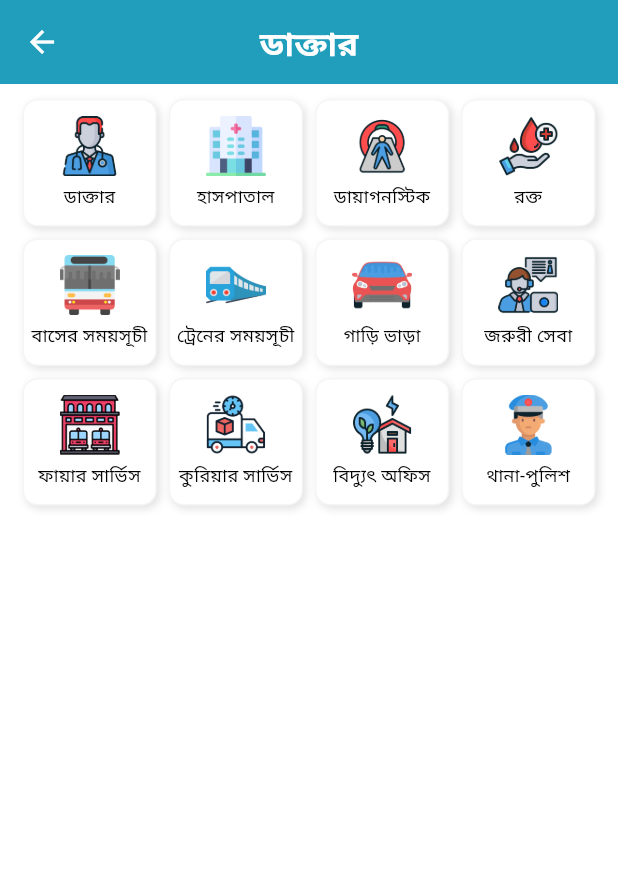
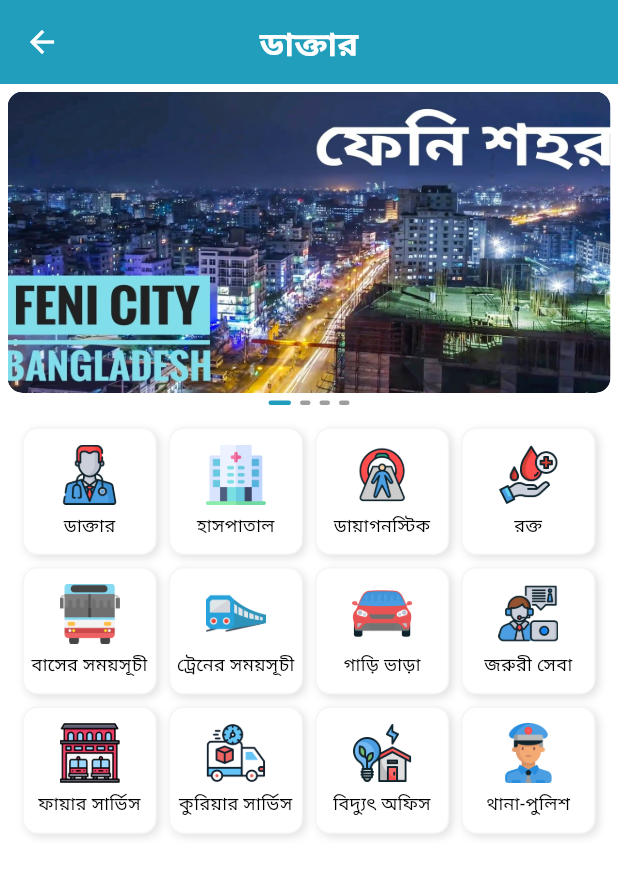
Before and after one commit to saeid721/feni_city, a Flutter app: the screen it shows after launch, after a tap on "ডাক্তার", on a phone screen of 412 x 824 dp. Shown: the top 877 px of the screen. Run offline on Flutter 3.47's test engine with Material 3 defaults, Android fonts, the phone set to English and light mode, and no system bars; drawn by our look-alikes of carousel_slider; our stand-ins replace get, shimmer, webview_flutter; Roboto replaces fonts that are missing (Poppins, Potta).

Commit message:
bus update

```diff
--- a/lib/views/doctor_screen/doctor_screen.dart
+++ b/lib/views/doctor_screen/doctor_screen.dart
@@ -1,8 +1,11 @@
+import 'package:carousel_slider/carousel_slider.dart';
 import 'package:flutter/material.dart';
 import 'package:get/get.dart';
+import '../../global/constants/colors_resources.dart';
 import '../../global/constants/images.dart';
 import '../../global/model.dart';
 import '../../global/widget/custom_app_bar.dart';
+import '../../global/widget/global_container.dart';
 import '../../global/widget/home_menu_widget.dart';
 
 class DoctorScreen extends StatefulWidget {
@@ -30,6 +33,16 @@ class _DoctorScreenState extends State<DoctorScreen> {
     GlobalMenuModel(img: Images.policeInc, text: 'থানা-পুলিশ'),
   ];
 
+  int currentIndex = 0;
+  final CarouselController buttonCarouselController = CarouselController();
+
+  final List<String> sliderImage = [
+    'assets/images/01.jpg',
+    'assets/images/02.jpg',
+    'assets/images/03.jpg',
+    'assets/images/04.jpg',
+  ];
+
   @override
   Widget build(BuildContext context) {
     return Scaffold(
@@ -39,11 +52,63 @@ class _DoctorScreenState extends State<DoctorScreen> {
         preferredSize: const Size.fromHeight(56),
         child: GlobalAppBar(
           title: 'ডাক্তার',
-            notiOnTap: (){},
-          )),
+          notiOnTap: () {},
+        ),
+      ),
       body: Column(
+        spacing: 5,
         children: [
-          const SizedBox(height: 10),
+          // Carousel Slider
+          Padding(
+            padding: const EdgeInsets.only(top: 5, left: 5, right: 5),
+            child: ClipRRect(
+              borderRadius: const BorderRadius.all(Radius.circular(10.0)),
+              child: CarouselSlider(
+                items: sliderImage.map((item) {
+                  return GlobalContainer(
+                    borderCornerRadius: const BorderRadius.all(Radius.circular(10.0)),
+                    child: ClipRRect(
+                      borderRadius: const BorderRadius.all(Radius.circular(10.0)),
+                      child: Image.asset(
+                        item,
+                        fit: BoxFit.fill,
+                        width: MediaQuery.of(context).size.width,
+                      ),
+                    ),
+                  );
+                }).toList(),
+                options: CarouselOptions(
+                  scrollPhysics: const BouncingScrollPhysics(),
+                  autoPlay: true,
+                  aspectRatio: 2,
+                  viewportFraction: 1,
+                  onPageChanged: (index, reason) {
+                    setState(() {
+                      currentIndex = index;
+                    });
+                  },
+                ),
+              ),
+            ),
+          ),
+          Row(
+            mainAxisAlignment: MainAxisAlignment.center,
+            children: sliderImage.asMap().entries.map((entry) {
+              return AnimatedContainer(
+                duration: const Duration(milliseconds: 300),
+                height: 3,
+                width: currentIndex == entry.key ? 15 : 7,
+                margin: const EdgeInsets.symmetric(horizontal: 3),
+                decoration: BoxDecoration(
+                  borderRadius: BorderRadius.circular(10),
+                  color: currentIndex == entry.key
+                      ? ColorRes.primaryColor
+                      : ColorRes.grey,
+                ),
+              );
+            }).toList(),
+          ),
+          const SizedBox(height: 5),
 
           SingleChildScrollView(
             child: GridView.builder(
@@ -57,91 +122,84 @@ class _DoctorScreenState extends State<DoctorScreen> {
                   mainAxisExtent: 85,
                 ),
                 padding: const EdgeInsets.symmetric(horizontal: 15),
-                itemBuilder: (ctx, index){
+                itemBuilder: (ctx, index) {
                   return GestureDetector(
-                      onTap: (){
-                        switch(index){
+                    onTap: () {
+                      switch (index) {
                         case 0:
-                            Get.to(()=> const DoctorScreen());
+                          Get.to(() => const DoctorScreen());
                           break;
                         case 1:
-                            Get.to(()=> const DoctorScreen());
+                          Get.to(() => const DoctorScreen());
                           break;
                         case 2:
-                            Get.to(()=> const DoctorScreen());
+                          Get.to(() => const DoctorScreen());
                           break;
                         case 3:
-                            Get.to(()=> const DoctorScreen());
+                          Get.to(() => const DoctorScreen());
                           break;
                         case 4:
-                            Get.to(()=> const DoctorScreen());
+                          Get.to(() => const DoctorScreen());
                           break;
                         case 5:
-                            Get.to(()=> const DoctorScreen());
+                          Get.to(() => const DoctorScreen());
                           break;
                         case 6:
-                            Get.to(()=> const DoctorScreen());
+                          Get.to(() => const DoctorScreen());
                           break;
                         case 7:
-                            Get.to(()=> const DoctorScreen());
+                          Get.to(() => const DoctorScreen());
                           break;
                         case 8:
-                            Get.to(()=> const DoctorScreen());
+                          Get.to(() => const DoctorScreen());
                           break;
                         case 9:
-                            Get.to(()=> const DoctorScreen());
+                          Get.to(() => const DoctorScreen());
                           break;
                         case 10:
-                            Get.to(()=> const DoctorScreen());
+                          Get.to(() => const DoctorScreen());
                           break;
                         case 11:
-                            Get.to(()=> const DoctorScreen());
+                          Get.to(() => const DoctorScreen());
                           break;
                         case 12:
-                            Get.to(()=> const DoctorScreen());
+                          Get.to(() => const DoctorScreen());
                           break;
                         case 13:
-                            Get.to(()=> const DoctorScreen());
+                          Get.to(() => const DoctorScreen());
                           break;
                         case 14:
-                            Get.to(()=> const DoctorScreen());
+                          Get.to(() => const DoctorScreen());
                           break;
                         case 15:
-                            Get.to(()=> const DoctorScreen());
+                          Get.to(() => const DoctorScreen());
                           break;
                         case 16:
-                            Get.to(()=> const DoctorScreen());
+                          Get.to(() => const DoctorScreen());
                           break;
                         case 17:
-                            Get.to(()=> const DoctorScreen());
+                          Get.to(() => const DoctorScreen());
                           break;
                         case 18:
-                            Get.to(()=> const DoctorScreen());
+                          Get.to(() => const DoctorScreen());
                           break;
                         case 19:
-                            Get.to(()=> const DoctorScreen());
+                          Get.to(() => const DoctorScreen());
                           break;
                         case 20:
-                            Get.to(()=> const DoctorScreen());
+                          Get.to(() => const DoctorScreen());
                           break;
                         case 21:
-                            Get.to(()=> const DoctorScreen());
+                          Get.to(() => const DoctorScreen());
                           break;
                         case 22:
-                            Get.to(()=> const DoctorScreen());
+                          Get.to(() => const DoctorScreen());
                           break;
                       }
                     },
-                      child: HomeMenuWidget(
-                          height: 40,
-                          width: 40,
-                          maxLines: 1,
-                          imagePath: menuItem[index].img,
-                          text: menuItem[index].text
-                      )
+                    child: HomeMenuWidget(height: 40, width: 40, maxLines: 1, imagePath: menuItem[index].img, text: menuItem[index].text),
                   );
-                }
-            ),
+                }),
           ),
         ],
       ),
--- a/lib/views/home_screen.dart
+++ b/lib/views/home_screen.dart
@@ -9,8 +9,10 @@ import '../global/widget/custom_app_bar.dart';
 import '../global/widget/global_container.dart';
 import '../global/widget/home_menu_widget.dart';
 import 'app_exit_dialog.dart';
+import 'bus_screen/bus_web_view_screen.dart';
 import 'custom_drawer_screen.dart';
 import 'doctor_screen/doctor_screen.dart';
+import 'train_screen/train_web_view_screen.dart';
 
 class HomeScreen extends StatefulWidget {
   const HomeScreen({super.key});
@@ -189,10 +191,10 @@ class _HomeScreenState extends State<HomeScreen> {
                                 Get.to(()=> const DoctorScreen());
                                 break;
                               case 4:
-                                Get.to(()=> const DoctorScreen());
+                                Get.to(()=> const BusWebViewScreen());
                                 break;
                               case 5:
-                                Get.to(()=> const DoctorScreen());
+                                Get.to(()=> const TrainWebViewScreen());
                                 break;
                               case 6:
                                 Get.to(()=> const DoctorScreen());
```
Also changed, not shown: lib/views/bus_screen/bus_web_view_screen.dart (+72 -85 lines), lib/views/train_screen/train_web_view_screen.dart (+72 -79 lines). Lines whose indentation alone changed are shown as unchanged.
